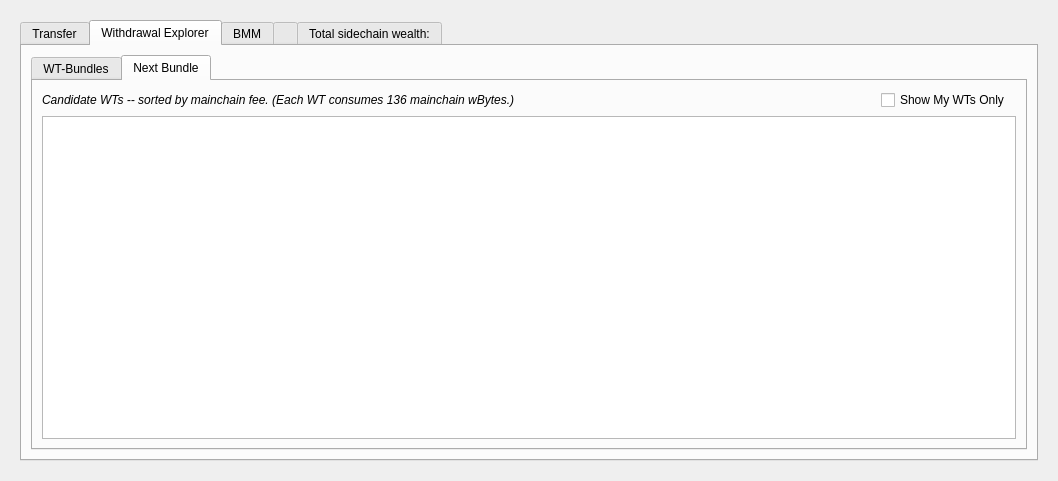
Before: the Qt Designer form src/qt/forms/sidechainpage.ui in skydogenet/sidechains, drawn with Qt 5.
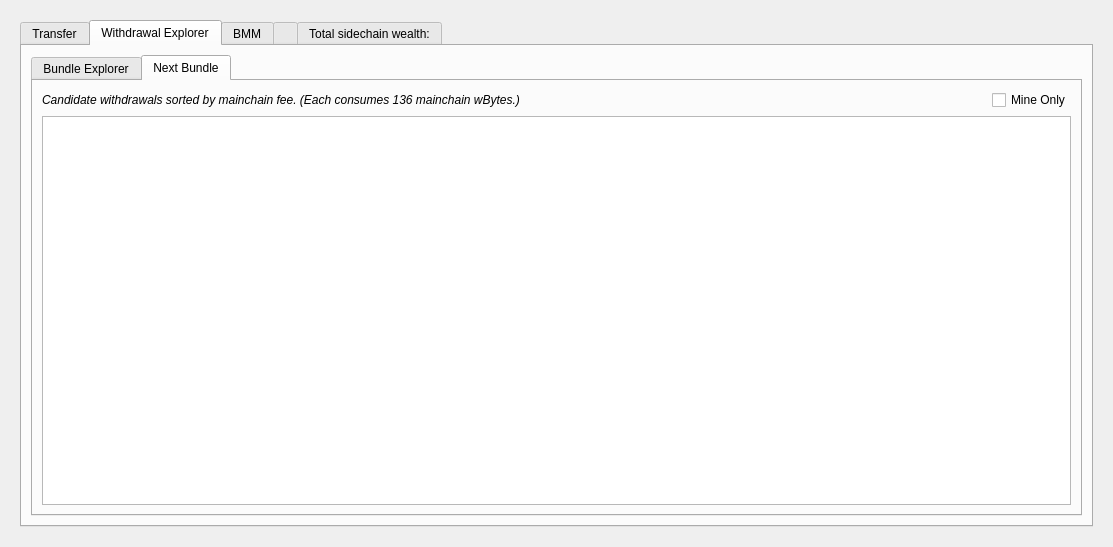
After: the same form once the commit is applied. The open tabs and pages were chosen to show the change. Icons and pictures are not drawn. Custom widgets are drawn as their Qt base class.

What changed in the file:
```diff
--- a/src/qt/forms/sidechainpage.ui
+++ b/src/qt/forms/sidechainpage.ui
@@ -6,8 +6,8 @@
    <rect>
     <x>0</x>
     <y>0</y>
-    <width>1058</width>
-    <height>481</height>
+    <width>1113</width>
+    <height>547</height>
    </rect>
   </property>
   <property name="sizePolicy">
@@ -587,7 +587,7 @@
              </property>
              <widget class="QWidget" name="tab">
               <attribute name="title">
-               <string>WT-Bundles</string>
+               <string>Bundle Explorer</string>
               </attribute>
               <layout class="QVBoxLayout" name="verticalLayout_5">
                <item>
@@ -934,39 +934,6 @@
                <string>Next Bundle</string>
               </attribute>
               <layout class="QGridLayout" name="gridLayout_7">
-               <item row="0" column="2">
-                <widget class="QCheckBox" name="checkBoxOnlyMyWTs">
-                 <property name="text">
-                  <string>Show My WTs Only</string>
-                 </property>
-                </widget>
-               </item>
-               <item row="2" column="0" colspan="4">
-                <widget class="QTableView" name="tableViewUnspentWT">
-                 <property name="font">
-                  <font>
-                   <family>Noto Mono</family>
-                   <weight>50</weight>
-                   <bold>false</bold>
-                  </font>
-                 </property>
-                 <property name="editTriggers">
-                  <set>QAbstractItemView::NoEditTriggers</set>
-                 </property>
-                 <property name="sortingEnabled">
-                  <bool>false</bool>
-                 </property>
-                 <property name="wordWrap">
-                  <bool>false</bool>
-                 </property>
-                 <property name="cornerButtonEnabled">
-                  <bool>false</bool>
-                 </property>
-                 <attribute name="horizontalHeaderStretchLastSection">
-                  <bool>false</bool>
-                 </attribute>
-                </widget>
-               </item>
                <item row="0" column="1">
                 <spacer name="horizontalSpacer_12">
                  <property name="orientation">
@@ -991,10 +958,43 @@
                   </font>
                  </property>
                  <property name="text">
-                  <string>Candidate WTs -- sorted by mainchain fee. (Each WT consumes 136 mainchain wBytes.)</string>
+                  <string>Candidate withdrawals sorted by mainchain fee. (Each consumes 136 mainchain wBytes.)</string>
                  </property>
                 </widget>
                </item>
+               <item row="0" column="2">
+                <widget class="QCheckBox" name="checkBoxOnlyMyWithdrawals">
+                 <property name="text">
+                  <string>Mine Only</string>
+                 </property>
+                </widget>
+               </item>
+               <item row="1" column="0" colspan="3">
+                <widget class="QTableView" name="tableViewUnspentWT">
+                 <property name="font">
+                  <font>
+                   <family>Noto Mono</family>
+                   <weight>50</weight>
+                   <bold>false</bold>
+                  </font>
+                 </property>
+                 <property name="editTriggers">
+                  <set>QAbstractItemView::NoEditTriggers</set>
+                 </property>
+                 <property name="sortingEnabled">
+                  <bool>false</bool>
+                 </property>
+                 <property name="wordWrap">
+                  <bool>false</bool>
+                 </property>
+                 <property name="cornerButtonEnabled">
+                  <bool>false</bool>
+                 </property>
+                 <attribute name="horizontalHeaderStretchLastSection">
+                  <bool>false</bool>
+                 </attribute>
+                </widget>
+               </item>
               </layout>
              </widget>
             </widget>
```
Left out of the diff: 14 changed lines with no effect on the pictures.
